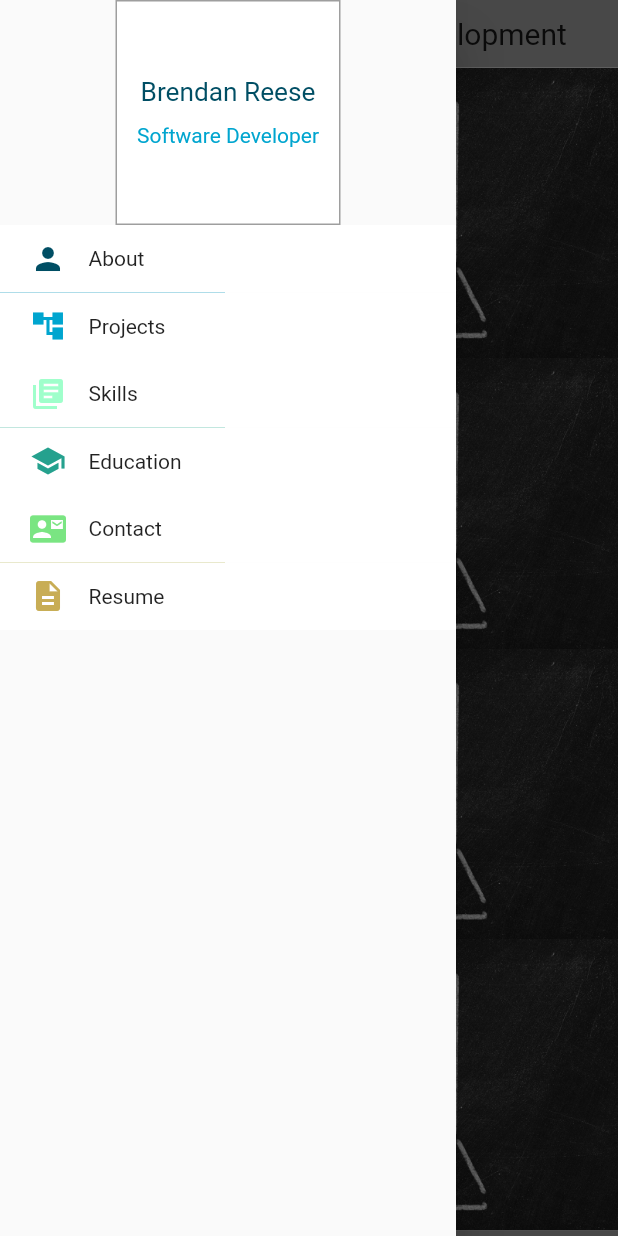
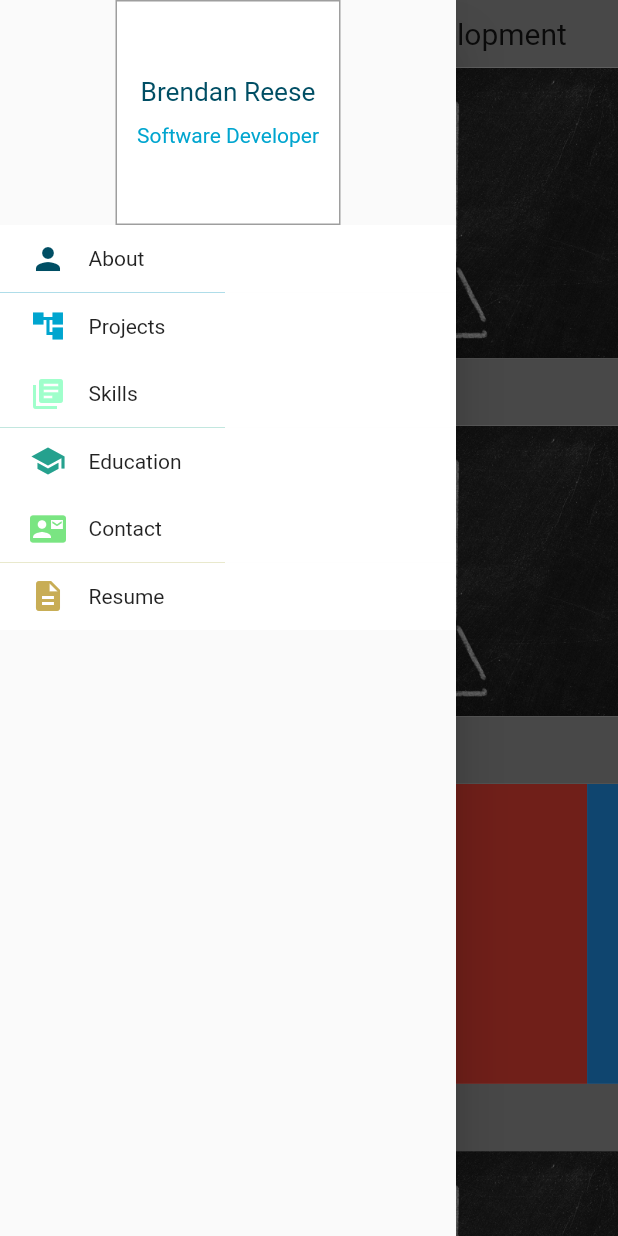
Before and after one commit to reesebre82/flutterwebsite, a Flutter app: the screen it shows after launch, after a tap on the "menu" icon, on a phone screen of 412 x 824 dp. Run offline on Flutter 3.47's test engine with Material 2 defaults, Android fonts, the light colour scheme and no system bars; drawn by our look-alikes of carousel_slider; our stand-ins replace flutter_sticky_header.

Commit message:
removed extra space

```diff
--- a/lib/containers/About/AboutContainer.dart
+++ b/lib/containers/About/AboutContainer.dart
@@ -18,18 +18,6 @@ class AboutContainer extends StatelessWidget {
               image: AssetImage('images/chalkboard_web.jpg'),
               fit: BoxFit.fill,
             ),
-            Image(
-              image: AssetImage('images/chalkboard_web.jpg'),
-              fit: BoxFit.fill,
-            ),
-            Image(
-              image: AssetImage('images/chalkboard_web.jpg'),
-              fit: BoxFit.fill,
-            ),
-            Image(
-              image: AssetImage('images/chalkboard_web.jpg'),
-              fit: BoxFit.fill,
-            ),
           ],
         ),
       ),
--- a/lib/containers/Contact/ContactContainer.dart
+++ b/lib/containers/Contact/ContactContainer.dart
@@ -17,18 +17,6 @@ class ContactContainer extends StatelessWidget {
               image: AssetImage('images/chalkboard_web.jpg'),
               fit: BoxFit.fill,
             ),
-            Image(
-              image: AssetImage('images/chalkboard_web.jpg'),
-              fit: BoxFit.fill,
-            ),
-            Image(
-              image: AssetImage('images/chalkboard_web.jpg'),
-              fit: BoxFit.fill,
-            ),
-            Image(
-              image: AssetImage('images/chalkboard_web.jpg'),
-              fit: BoxFit.fill,
-            ),
           ],
         ),
       ),
--- a/lib/containers/Education/EducationContainer.dart
+++ b/lib/containers/Education/EducationContainer.dart
@@ -17,18 +17,6 @@ class EducationContainer extends StatelessWidget {
               image: AssetImage('images/chalkboard_web.jpg'),
               fit: BoxFit.fill,
             ),
-            Image(
-              image: AssetImage('images/chalkboard_web.jpg'),
-              fit: BoxFit.fill,
-            ),
-            Image(
-              image: AssetImage('images/chalkboard_web.jpg'),
-              fit: BoxFit.fill,
-            ),
-            Image(
-              image: AssetImage('images/chalkboard_web.jpg'),
-              fit: BoxFit.fill,
-            ),
           ],
         ),
       ),
--- a/lib/containers/Home/HomeContainer.dart
+++ b/lib/containers/Home/HomeContainer.dart
@@ -51,18 +51,6 @@ class HomeContainer extends StatelessWidget {
               image: AssetImage('images/chalkboard_web.jpg'),
               fit: BoxFit.fill,
             ),
-            Image(
-              image: AssetImage('images/chalkboard_web.jpg'),
-              fit: BoxFit.fill,
-            ),
-            Image(
-              image: AssetImage('images/chalkboard_web.jpg'),
-              fit: BoxFit.fill,
-            ),
-            Image(
-              image: AssetImage('images/chalkboard_web.jpg'),
-              fit: BoxFit.fill,
-            ),
           ],
         ),
       ),
--- a/lib/containers/Project/ProjectContainer.dart
+++ b/lib/containers/Project/ProjectContainer.dart
@@ -1,5 +1,7 @@
+import 'package:carousel_slider/carousel_slider.dart';
 import 'package:flutter/material.dart';
 import 'package:flutter_sticky_header/flutter_sticky_header.dart';
+import 'package:website/containers/Project/Swift/SwiftCarousel.dart';
 
 import '../Header.dart';
 
@@ -14,21 +16,17 @@ class ProjectContainer extends StatelessWidget {
       sliver: SliverList(
         delegate: SliverChildListDelegate(
           [
-            Image(
-              image: AssetImage('images/chalkboard_web.jpg'),
-              fit: BoxFit.fill,
-            ),
-            Image(
-              image: AssetImage('images/chalkboard_web.jpg'),
-              fit: BoxFit.fill,
-            ),
-            Image(
-              image: AssetImage('images/chalkboard_web.jpg'),
-              fit: BoxFit.fill,
-            ),
-            Image(
-              image: AssetImage('images/chalkboard_web.jpg'),
-              fit: BoxFit.fill,
+            Row(
+              children: [
+                Expanded(
+                  flex: 3,
+                  child: SwiftCarousel(),
+                ),
+                Expanded(
+                  flex: 3,
+                  child: SwiftCarousel(),
+                ),
+              ],
             ),
           ],
         ),
--- /dev/null
+++ b/lib/containers/Project/Swift/SwiftCarousel.dart
@@ -0,0 +1,47 @@
+import 'package:carousel_slider/carousel_slider.dart';
+import 'package:flutter/material.dart';
+
+class SwiftCarousel extends StatefulWidget {
+  const SwiftCarousel({Key? key}) : super(key: key);
+
+  @override
+  _SwiftCarouselState createState() => _SwiftCarouselState();
+}
+
+class _SwiftCarouselState extends State<SwiftCarousel> {
+  int _currentIndex = 0;
+
+  @override
+  Widget build(BuildContext context) {
+    return CarouselSlider(
+      options: CarouselOptions(
+        height: 200.0,
+        autoPlay: true,
+        autoPlayInterval: Duration(seconds: 3),
+        autoPlayAnimationDuration: Duration(milliseconds: 800),
+        autoPlayCurve: Curves.fastOutSlowIn,
+        pauseAutoPlayOnTouch: true,
+        aspectRatio: 2.0,
+        onPageChanged: (index, reason) {
+          setState(() {
+            _currentIndex = index;
+          });
+        },
+      ),
+      items: [
+        Container(
+          width: 200.0,
+          color: Colors.red,
+        ),
+        Container(
+          width: 200.0,
+          color: Colors.blue,
+        ),
+        Container(
+          width: 200.0,
+          color: Colors.green,
+        ),
+      ],
+    );
+  }
+}
--- a/lib/containers/Resume/ResumeContainer.dart
+++ b/lib/containers/Resume/ResumeContainer.dart
@@ -17,18 +17,6 @@ class ResumeContainer extends StatelessWidget {
               image: AssetImage('images/chalkboard_web.jpg'),
               fit: BoxFit.fill,
             ),
-            Image(
-              image: AssetImage('images/chalkboard_web.jpg'),
-              fit: BoxFit.fill,
-            ),
-            Image(
-              image: AssetImage('images/chalkboard_web.jpg'),
-              fit: BoxFit.fill,
-            ),
-            Image(
-              image: AssetImage('images/chalkboard_web.jpg'),
-              fit: BoxFit.fill,
-            ),
           ],
         ),
       ),
--- a/lib/containers/Skills/SkillsContainer.dart
+++ b/lib/containers/Skills/SkillsContainer.dart
@@ -17,18 +17,6 @@ class SkillsContainer extends StatelessWidget {
               image: AssetImage('images/chalkboard_web.jpg'),
               fit: BoxFit.fill,
             ),
-            Image(
-              image: AssetImage('images/chalkboard_web.jpg'),
-              fit: BoxFit.fill,
-            ),
-            Image(
-              image: AssetImage('images/chalkboard_web.jpg'),
-              fit: BoxFit.fill,
-            ),
-            Image(
-              image: AssetImage('images/chalkboard_web.jpg'),
-              fit: BoxFit.fill,
-            ),
           ],
         ),
       ),
```
